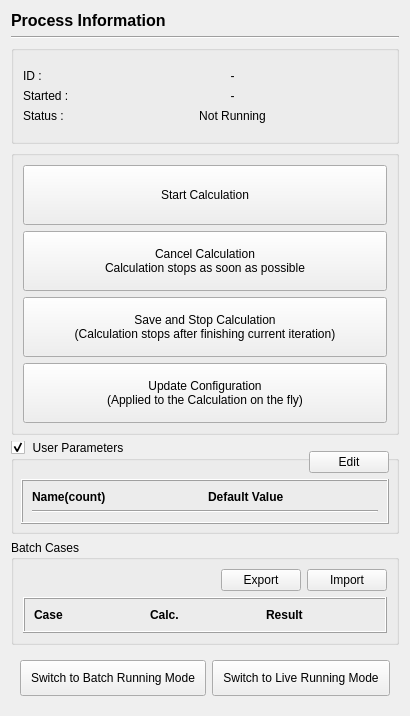
Above: baramFlow/view/solution/run/process_information_page.ui from nextfoam/baram before the change. Below: the same form after it.
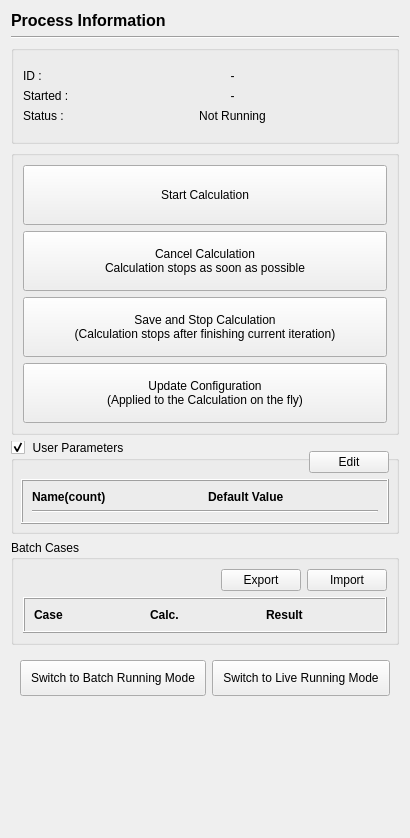
That is the form after the change. Icons and pictures are not drawn. Custom widgets are drawn as their Qt base class.

Diff of the .ui file:
```diff
--- a/baramFlow/view/solution/run/process_information_page.ui
+++ b/baramFlow/view/solution/run/process_information_page.ui
@@ -7,7 +7,7 @@
     <x>0</x>
     <y>0</y>
     <width>390</width>
-    <height>456</height>
+    <height>838</height>
    </rect>
   </property>
   <property name="windowTitle">
```
Left out of the diff: 2 changed lines with no effect on the pictures.
